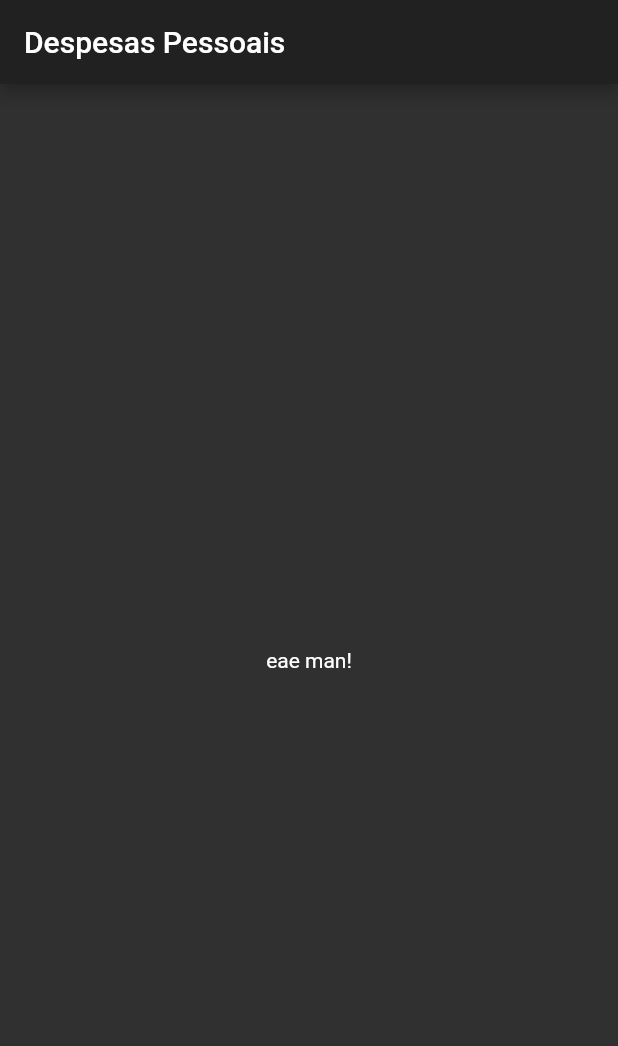
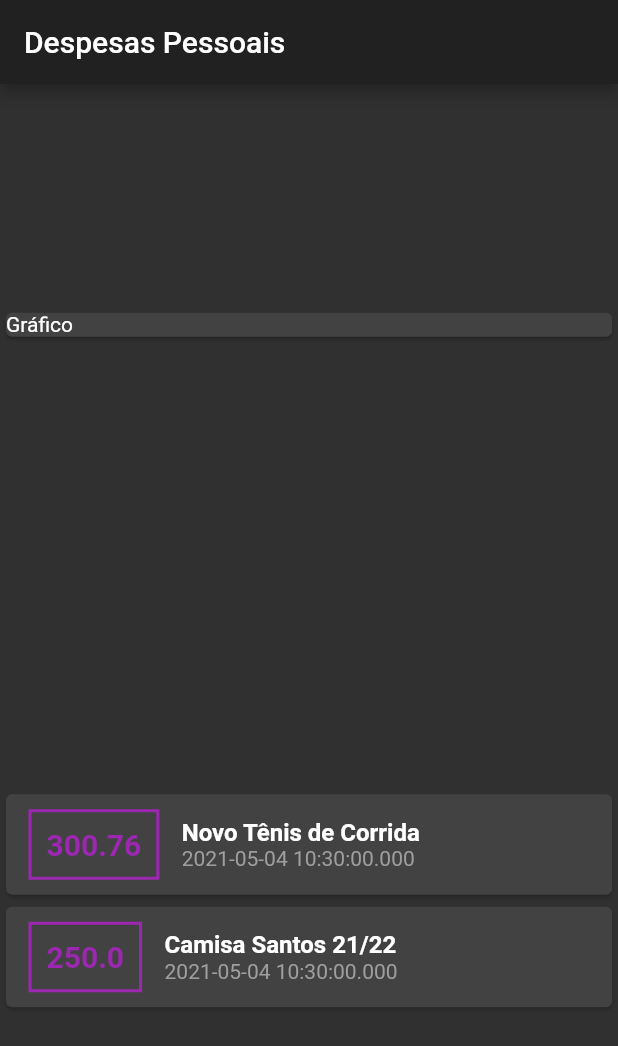
Before and after one commit to Levils114/expenses-app, a Flutter app: the screen it shows after launch, on a phone screen of 412 x 824 dp. Shown: the top 1046 px of the screen. Run offline on Flutter 3.47's test engine with Material 2 defaults, Android fonts, the phone set to English and light mode, and no system bars.

Commit message:
feat: style cards

```diff
--- a/lib/main.dart
+++ b/lib/main.dart
@@ -1,3 +1,4 @@
+import 'package:expenses/models/transaction.dart';
 import 'package:flutter/material.dart';
 
 void main() => runApp(ExpensesApp());
@@ -14,15 +15,87 @@ class ExpensesApp extends StatelessWidget {
 }
 
 class HomePage extends StatelessWidget {
+  final _transactions = [
+    Transaction(
+      id: 't1',
+      title: 'Novo Tênis de Corrida',
+      value: 300.76,
+      date: DateTime.now(),
+    ),
+    Transaction(
+      id: 't2',
+      title: 'Camisa Santos 21/22',
+      value: 250.00,
+      date: DateTime.now(),
+    ),
+  ];
+
   @override
   Widget build(BuildContext context) {
     return Scaffold(
       appBar: AppBar(
         title: Text('Despesas Pessoais'),
       ),
-      body: (Center(
-        child: Text('eae man!'),
-      )),
+      body: Column(
+        mainAxisAlignment: MainAxisAlignment.spaceAround,
+        crossAxisAlignment: CrossAxisAlignment.stretch,
+        children: [
+          Container(
+            child: Card(
+              child: Text('Gráfico'),
+            ),
+          ),
+          Column(
+            children: _transactions.map((transaction) {
+              return Card(
+                child: Row(
+                  children: [
+                    Container(
+                      margin: EdgeInsets.symmetric(
+                        horizontal: 15,
+                        vertical: 10,
+                      ),
+                      decoration: BoxDecoration(
+                        border: Border.all(
+                          color: Colors.purple,
+                          width: 2,
+                        ),
+                      ),
+                      padding: EdgeInsets.all(10),
+                      child: Text(
+                        transaction.value.toString(),
+                        style: TextStyle(
+                          fontWeight: FontWeight.bold,
+                          fontSize: 20,
+                          color: Colors.purple,
+                        ),
+                      ),
+                    ),
+                    Column(
+                      crossAxisAlignment: CrossAxisAlignment.start,
+                      children: [
+                        Text(
+                          transaction.title,
+                          style: TextStyle(
+                            fontSize: 16,
+                            fontWeight: FontWeight.bold,
+                          ),
+                        ),
+                        Text(
+                          transaction.date.toString(),
+                          style: TextStyle(
+                            color: Colors.grey,
+                          ),
+                        ),
+                      ],
+                    ),
+                  ],
+                ),
+              );
+            }).toList(),
+          ),
+        ],
+      ),
     );
   }
 }
--- /dev/null
+++ b/lib/models/transaction.dart
@@ -0,0 +1,15 @@
+import 'package:flutter/foundation.dart';
+
+class Transaction {
+  final String id;
+  final String title;
+  final double value;
+  final DateTime date;
+
+  Transaction({
+    @required this.id,
+    @required this.title,
+    @required this.value,
+    @required this.date,
+  });
+}
```
